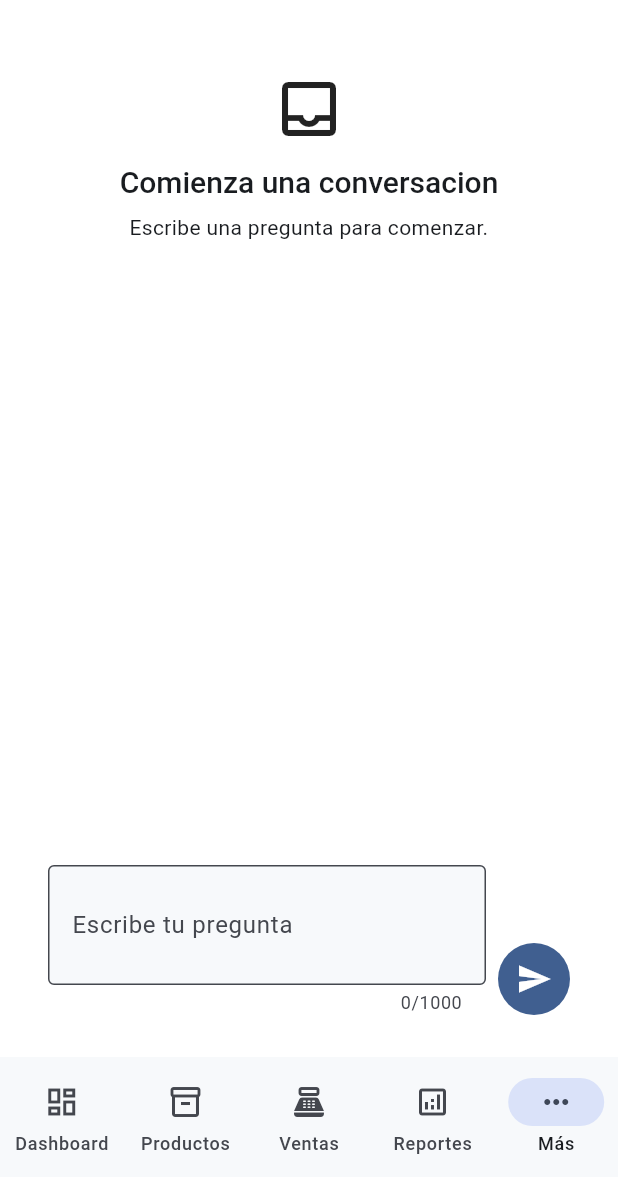
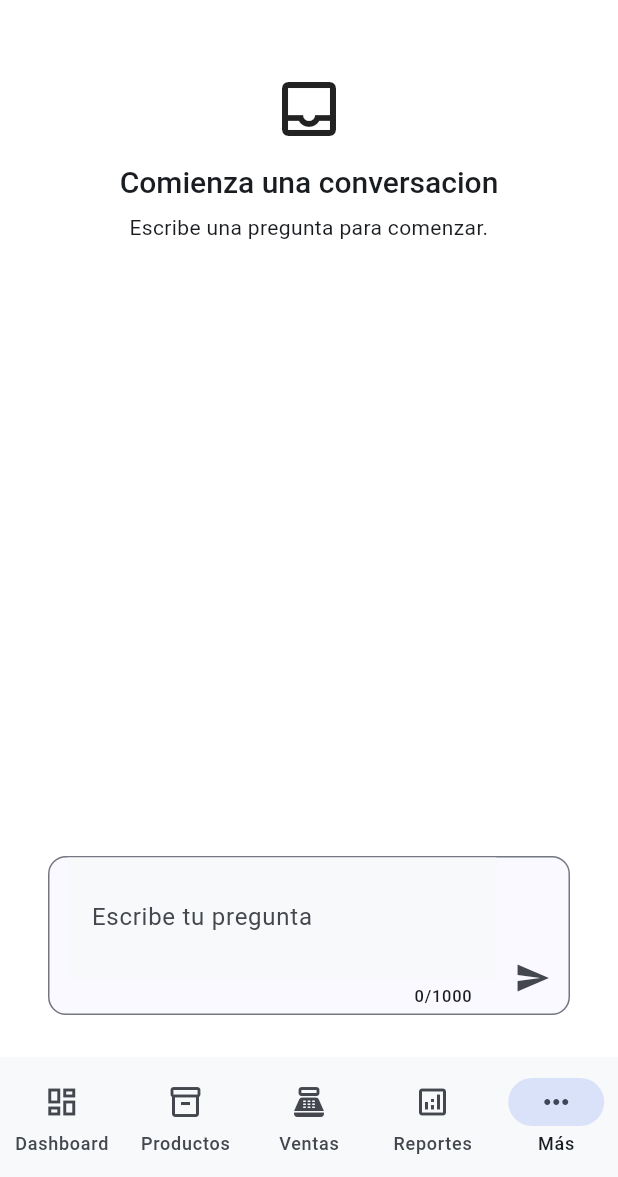
Before and after one commit to AndresCagua/FerrePlus, a Flutter app: the ChatPage screen opened by its route, on a phone screen of 412 x 824 dp, the part 59-1236 px from its top. Run offline on Flutter 3.47's test engine with Material 3 defaults, Android fonts, the light colour scheme and no system bars; our stand-ins replace connectivity_plus, dio, drift, fl_chart, flutter_local_notifications, flutter_riverpod and 4 more; missing offline and left inert: cryptography; accounts and stored records are empty; generated files the repository leaves out were written again.

Commit message:
20260819
fix(flutter): dashboard por periodo y layout del chat

- Dashboard usa fallback por periodo y completa intervalos con ceros
- Loading del chat integrado como burbuja del asistente (fin del texto
  vertical)
- Burbujas con ancho relativo 85%, autoscroll al enviar/recibir
- Composer multilinea con contador 0/1000 y viewInsets del teclado
- 86 tests verdes, analyze 0

```diff
--- a/flutter/lib/presentation/features/chat/pages/chat_page.dart
+++ b/flutter/lib/presentation/features/chat/pages/chat_page.dart
@@ -6,6 +6,8 @@ import '../../../../core/providers/auth_providers.dart';
 import '../../../../domain/models/chat_models.dart';
 import '../chat_provider.dart';
 import '../widgets/chat_sources_accordion.dart';
+import '../widgets/chat_assistant_loading_bubble.dart';
+import '../widgets/chat_composer.dart';
 import '../widgets/safe_markdown_renderer.dart';
 import '../../../shared/widgets/app_empty_state.dart';
 import '../../../shared/widgets/app_loading_indicator.dart';
@@ -23,10 +25,12 @@ class ChatPage extends ConsumerStatefulWidget {
 
 class _ChatPageState extends ConsumerState<ChatPage> {
   final TextEditingController _controller = TextEditingController();
+  final ScrollController _scrollController = ScrollController();
 
   @override
   void dispose() {
     _controller.dispose();
+    _scrollController.dispose();
     super.dispose();
   }
 
@@ -34,12 +38,20 @@ class _ChatPageState extends ConsumerState<ChatPage> {
     final String question = _controller.text.trim();
     if (question.isEmpty) return;
     _controller.clear();
+    _scheduleScroll();
     await ref.read(chatProvider.notifier).send(question);
+    _scheduleScroll();
   }
 
   @override
   Widget build(BuildContext context) {
     final ChatState chat = ref.watch(chatProvider);
+    ref.listen<ChatState>(chatProvider, (ChatState? previous, ChatState next) {
+      if (previous?.messages.length != next.messages.length ||
+          previous?.isSending != next.isSending) {
+        _scheduleScroll();
+      }
+    });
     final bool canRebuild = ref
         .watch(authNotifierProvider)
         .permisos
@@ -102,14 +114,12 @@ class _ChatPageState extends ConsumerState<ChatPage> {
       );
     }
     return ListView.builder(
+      controller: _scrollController,
       padding: const EdgeInsets.all(AppSpacing.space16),
       itemCount: chat.messages.length + (chat.isSending ? 1 : 0),
       itemBuilder: (BuildContext context, int index) {
         if (index == chat.messages.length) {
-          return const ListTile(
-            leading: AppLoadingIndicator(),
-            title: Text('Consultando al asistente...'),
-          );
+          return const ChatAssistantLoadingBubble();
         }
         return _messageBubble(context, chat.messages[index]);
       },
@@ -119,10 +129,12 @@ class _ChatPageState extends ConsumerState<ChatPage> {
   Widget _messageBubble(BuildContext context, ChatMessage message) {
     final bool isUser = message.role == 'user';
     final ColorScheme colors = Theme.of(context).colorScheme;
-    return Align(
+    return SizedBox(
+      width: double.infinity,
+      child: FractionallySizedBox(
+        widthFactor: .85,
         alignment: isUser ? Alignment.centerRight : Alignment.centerLeft,
         child: Container(
-        constraints: const BoxConstraints(maxWidth: 700),
           margin: const EdgeInsets.only(bottom: AppSpacing.space12),
           padding: const EdgeInsets.all(AppSpacing.space16),
           decoration: BoxDecoration(
@@ -144,49 +156,26 @@ class _ChatPageState extends ConsumerState<ChatPage> {
             ],
           ),
         ),
+      ),
     );
   }
 
-  Widget _composer(BuildContext context, ChatState chat) => SafeArea(
-    child: Padding(
-      padding: const EdgeInsets.fromLTRB(
-        AppSpacing.space16,
-        AppSpacing.space8,
-        AppSpacing.space16,
-        AppSpacing.space12,
-      ),
-      child: Row(
-        crossAxisAlignment: CrossAxisAlignment.end,
-        children: <Widget>[
-          Expanded(
-            child: TextField(
+  Widget _composer(BuildContext context, ChatState chat) => ChatComposer(
     controller: _controller,
-              maxLength: 1000,
-              minLines: 1,
-              maxLines: 4,
-              textInputAction: TextInputAction.newline,
-              decoration: const InputDecoration(
-                labelText: 'Escribe tu pregunta',
-                hintText: 'Ejemplo: ¿Donde registro un producto?',
-                border: OutlineInputBorder(),
-              ),
     enabled: !chat.isSending,
-            ),
-          ),
-          const SizedBox(width: AppSpacing.space8),
-          Semantics(
-            label: 'Enviar pregunta',
-            button: true,
-            child: IconButton.filled(
-              tooltip: 'Enviar pregunta',
-              onPressed: chat.isSending ? null : _send,
-              icon: const Icon(Icons.send),
-            ),
-          ),
-        ],
-      ),
-    ),
+    onSend: _send,
   );
+
+  void _scheduleScroll() {
+    WidgetsBinding.instance.addPostFrameCallback((_) {
+      if (!_scrollController.hasClients) return;
+      _scrollController.animateTo(
+        _scrollController.position.maxScrollExtent,
+        duration: const Duration(milliseconds: 250),
+        curve: Curves.easeOut,
+      );
+    });
+  }
 
   Future<void> _confirmRebuild() async {
     final bool confirmed = await confirmAction(
--- /dev/null
+++ b/flutter/lib/presentation/features/chat/widgets/chat_composer.dart
@@ -0,0 +1,87 @@
+import 'package:flutter/material.dart';
+
+import '../../../theme/app_radius.dart';
+import '../../../theme/app_spacing.dart';
+
+class ChatComposer extends StatelessWidget {
+  const ChatComposer({
+    required this.controller,
+    required this.enabled,
+    required this.onSend,
+    super.key,
+  });
+
+  final TextEditingController controller;
+  final bool enabled;
+  final VoidCallback onSend;
+
+  @override
+  Widget build(BuildContext context) {
+    final double keyboardInset = MediaQuery.viewInsetsOf(context).bottom;
+    return SafeArea(
+      top: false,
+      child: Padding(
+        padding: EdgeInsets.fromLTRB(
+          AppSpacing.space16,
+          AppSpacing.space8,
+          AppSpacing.space16,
+          keyboardInset > 0 ? keyboardInset : AppSpacing.space12,
+        ),
+        child: Container(
+          constraints: const BoxConstraints(minHeight: 56, maxHeight: 144),
+          padding: const EdgeInsets.only(left: AppSpacing.space12),
+          decoration: BoxDecoration(
+            color: Theme.of(context).colorScheme.surface,
+            border: Border.all(color: Theme.of(context).colorScheme.outline),
+            borderRadius: BorderRadius.circular(AppRadius.medium),
+          ),
+          child: Row(
+            crossAxisAlignment: CrossAxisAlignment.end,
+            children: <Widget>[
+              Expanded(
+                child: TextField(
+                  controller: controller,
+                  enabled: enabled,
+                  minLines: 1,
+                  maxLines: 4,
+                  maxLength: 1000,
+                  buildCounter:
+                      (
+                        BuildContext context, {
+                        required int currentLength,
+                        required bool isFocused,
+                        required int? maxLength,
+                      }) => Padding(
+                        padding: const EdgeInsets.only(
+                          bottom: AppSpacing.space4,
+                        ),
+                        child: Text(
+                          '$currentLength/1000',
+                          textAlign: TextAlign.right,
+                          style: Theme.of(context).textTheme.labelSmall,
+                        ),
+                      ),
+                  textInputAction: TextInputAction.newline,
+                  decoration: const InputDecoration(
+                    labelText: 'Escribe tu pregunta',
+                    hintText: 'Ejemplo: ¿Donde registro un producto?',
+                    border: InputBorder.none,
+                  ),
+                ),
+              ),
+              Semantics(
+                label: 'Enviar pregunta',
+                button: true,
+                child: IconButton(
+                  tooltip: 'Enviar pregunta',
+                  onPressed: enabled ? onSend : null,
+                  icon: const Icon(Icons.send),
+                ),
+              ),
+            ],
+          ),
+        ),
+      ),
+    );
+  }
+}
```
Also changed, not shown: flutter/lib/presentation/features/chat/widgets/chat_assistant_loading_bubble.dart (added, +80 -0 lines), flutter/lib/presentation/features/dashboard/dashboard_period.dart (+53 -0 lines), flutter/lib/presentation/features/dashboard/dashboard_provider.dart (+5 -8 lines), 2 other files. Lines whose indentation alone changed are shown as unchanged.
